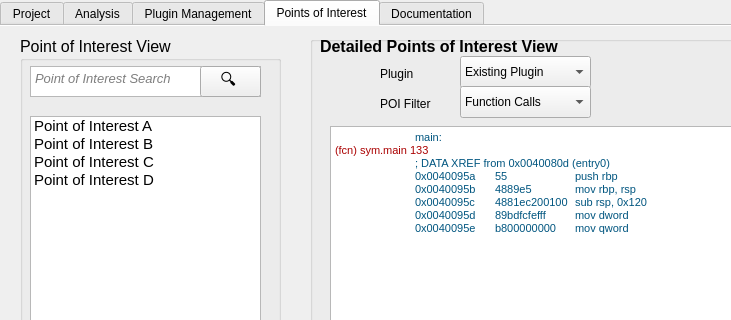
maurygrin/Software-Project-Team9, file main.ui: the form before one commit; both pictures show x 0 to 731 and y 0 to 320 of the 1318 by 755 pixel window.
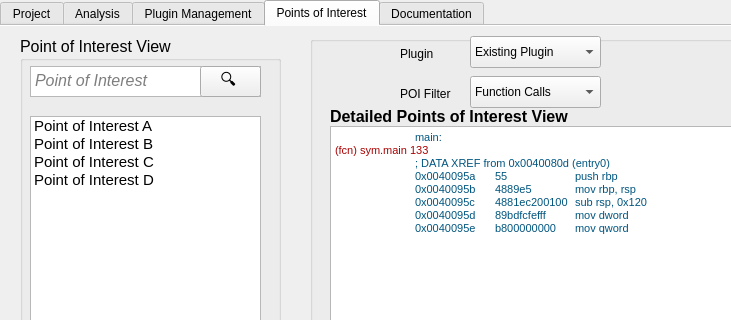
The form after the commit. The open tabs and pages were chosen to show the change. Icons and pictures are not drawn.

The edit to the form file:
```diff
--- a/main.ui
+++ b/main.ui
@@ -1333,7 +1333,7 @@
 &lt;html&gt;&lt;head&gt;&lt;meta name=&quot;qrichtext&quot; content=&quot;1&quot; /&gt;&lt;style type=&quot;text/css&quot;&gt;
 p, li { white-space: pre-wrap; }
 &lt;/style&gt;&lt;/head&gt;&lt;body style=&quot; font-family:'MS Shell Dlg 2'; font-size:12pt; font-weight:400; font-style:normal;&quot;&gt;
-&lt;p style=&quot; margin-top:0px; margin-bottom:0px; margin-left:0px; margin-right:0px; -qt-block-indent:0; text-indent:0px;&quot;&gt;&lt;span style=&quot; font-size:10pt; font-style:italic; color:#7e7e7e;&quot;&gt;Point of Interest Search&lt;/span&gt;&lt;/p&gt;&lt;/body&gt;&lt;/html&gt;</string>
+&lt;p style=&quot; margin-top:0px; margin-bottom:0px; margin-left:0px; margin-right:0px; -qt-block-indent:0; text-indent:0px;&quot;&gt;&lt;span style=&quot; font-style:italic; color:#7e7e7e;&quot;&gt;Point of Interest&lt;/span&gt;&lt;/p&gt;&lt;/body&gt;&lt;/html&gt;</string>
        </property>
       </widget>
       <widget class="QListWidget" name="listWidget">
@@ -1419,8 +1419,8 @@
       <widget class="QLabel" name="label_16">
        <property name="geometry">
         <rect>
-         <x>70</x>
-         <y>30</y>
+         <x>90</x>
+         <y>10</y>
          <width>51</width>
          <height>16</height>
         </rect>
@@ -1432,8 +1432,8 @@
       <widget class="QLabel" name="label_17">
        <property name="geometry">
         <rect>
-         <x>70</x>
-         <y>60</y>
+         <x>90</x>
+         <y>50</y>
          <width>71</width>
          <height>16</height>
         </rect>
@@ -1458,8 +1458,8 @@
       <widget class="QComboBox" name="comboBox_4">
        <property name="geometry">
         <rect>
-         <x>150</x>
-         <y>20</y>
+         <x>160</x>
+         <y>0</y>
          <width>131</width>
          <height>32</height>
         </rect>
@@ -1483,8 +1483,8 @@
       <widget class="QComboBox" name="comboBox_5">
        <property name="geometry">
         <rect>
-         <x>150</x>
-         <y>50</y>
+         <x>160</x>
+         <y>40</y>
          <width>131</width>
          <height>32</height>
         </rect>
@@ -1546,9 +1546,9 @@
       <widget class="QLabel" name="label_20">
        <property name="geometry">
         <rect>
-         <x>10</x>
-         <y>0</y>
-         <width>261</width>
+         <x>20</x>
+         <y>70</y>
+         <width>271</width>
          <height>21</height>
         </rect>
        </property>
```
Left out of the diff: 78 changed lines with no effect on the pictures.
